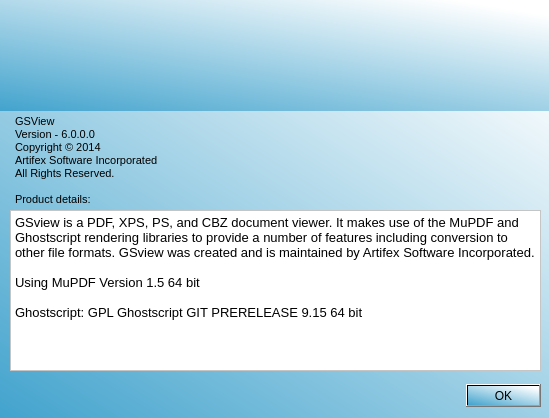
First picture: the form in AboutDialog.ui, repository ailinwang/qt-gsview, before the edit.
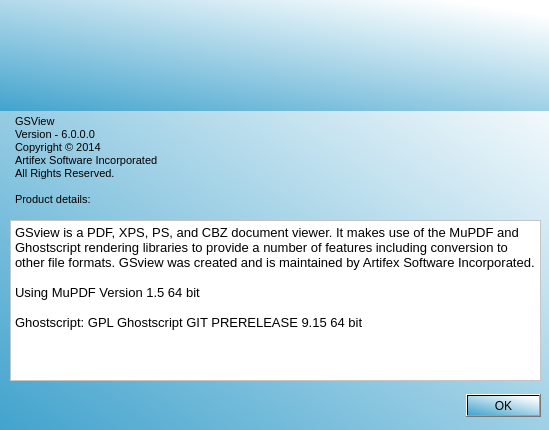
Second picture: the form after the edit. Icons and pictures are not drawn.

What changed in the file:
```diff
--- a/AboutDialog.ui
+++ b/AboutDialog.ui
@@ -7,7 +7,7 @@
     <x>0</x>
     <y>0</y>
     <width>549</width>
-    <height>418</height>
+    <height>430</height>
    </rect>
   </property>
   <property name="windowTitle">
@@ -20,7 +20,7 @@
    <property name="geometry">
     <rect>
      <x>200</x>
-     <y>380</y>
+     <y>390</y>
      <width>341</width>
      <height>32</height>
     </rect>
@@ -51,7 +51,7 @@
      <x>10</x>
      <y>110</y>
      <width>251</width>
-     <height>101</height>
+     <height>111</height>
     </rect>
    </property>
    <property name="styleSheet">
@@ -75,7 +75,7 @@
    <property name="geometry">
     <rect>
      <x>10</x>
-     <y>210</y>
+     <y>220</y>
      <width>531</width>
      <height>161</height>
     </rect>
```
